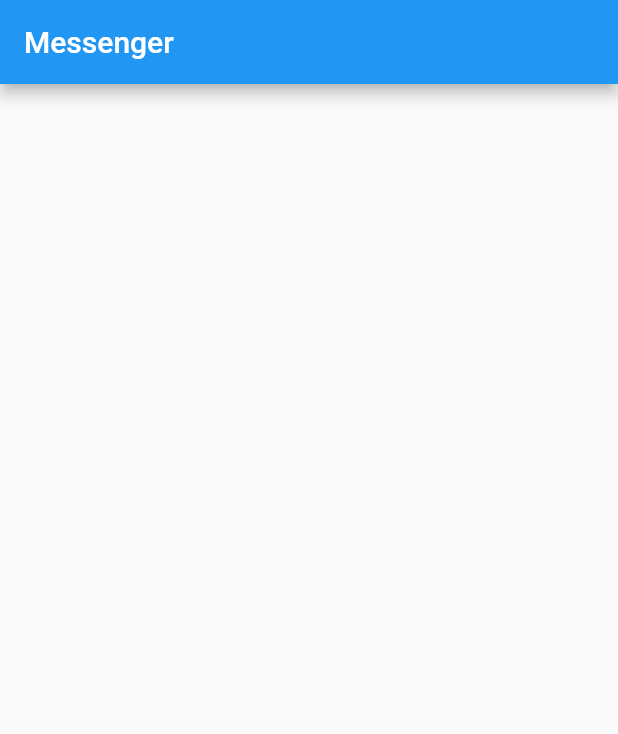
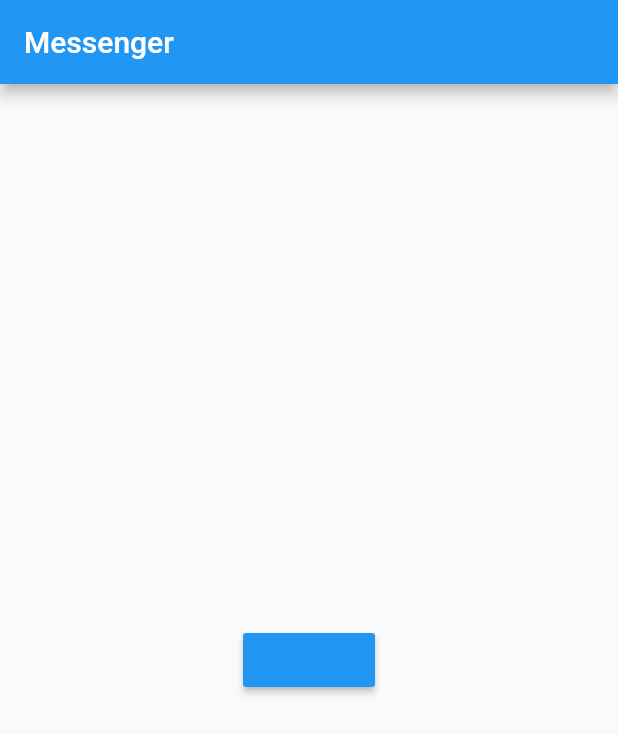
Before and after one commit to maksanm/flutter-messenger, a Flutter app: the screen it shows after launch, on a phone screen of 412 x 824 dp. Shown: the top 734 px of the screen. Run offline on Flutter 3.47's test engine with Material 2 defaults, Android fonts, the phone set to English and light mode, and no system bars; our stand-ins replace cloud_firestore, firebase_auth, firebase_core, google_sign_in, shared_preferences; accounts and stored records are empty.

Commit message:
Signin is working

```diff
--- a/messenger_app/lib/main.dart
+++ b/messenger_app/lib/main.dart
@@ -3,7 +3,7 @@ import 'package:flutter/material.dart';
 import 'package:messenger_app/screens/signin.dart';
 
 void main() async {
-  WidgetsFlutterBinding.ensureInitialized;
+  WidgetsFlutterBinding.ensureInitialized();
   await Firebase.initializeApp();
   runApp(const MyApp());
 }
--- a/messenger_app/lib/screens/signin.dart
+++ b/messenger_app/lib/screens/signin.dart
@@ -1,4 +1,5 @@
 import 'package:flutter/material.dart';
+import 'package:messenger_app/data/auth_service.dart';
 
 class SignIn extends StatefulWidget {
   const SignIn({Key? key}) : super(key: key);
@@ -11,7 +12,11 @@ class _SignInState extends State<SignIn> {
   @override
   Widget build(BuildContext context) {
     return Scaffold(
-      appBar: AppBar(title: const Text("Messenger")),
-    );
+        appBar: AppBar(title: const Text("Messenger")),
+        body: Center(
+          child: MaterialButton(
+              color: Colors.blue,
+              onPressed: () => AuthService().signInWithGoogle(context)),
+        ));
   }
 }
```
Also changed, not shown: messenger_app/lib/data/auth_service.dart (+12 -0 lines), messenger_app/lib/data/database_service.dart (+11 -0 lines), 3 other files.
